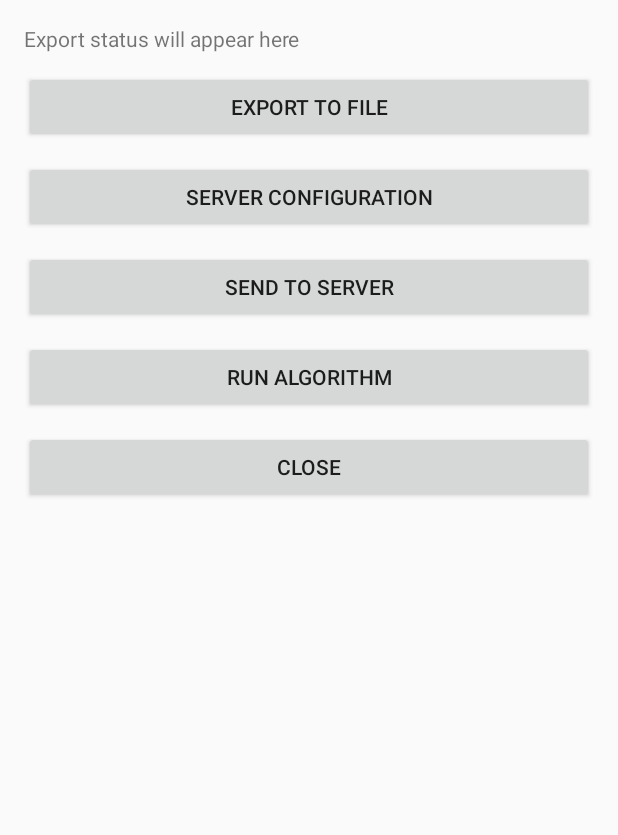
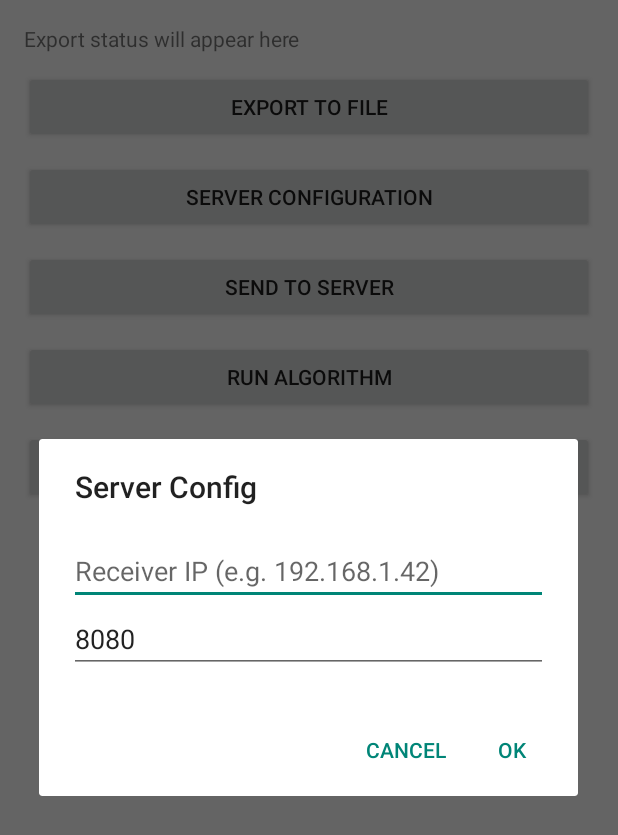
Before and after one commit to efreham1/signal-triangulation, an Android app: the ExportActivity screen opened directly, with no data from a screen before it, after a tap on "SEND TO SERVER", on a phone screen of 412 x 824 dp. Shown: the top 835 px of the screen. Run offline under Robolectric (Android 15) with nearby library versions, the light colour scheme and no system bars; our stand-ins replace Room's generated code; libraries missing offline, so code that uses them is left out: org.osmdroid.config, org.osmdroid.tileprovider, org.osmdroid.util, org.osmdroid.views; pictures from the network do not load.

Commit message:
Persist server and source config in Debug and Export activities
Added SharedPreferences storage for server host/port in ExportActivity and source name in DebugActivity. This ensures user configurations persist across app restarts and improves user experience by prompting for configuration only when necessary.

```diff
--- a/Polaris/app/src/main/java/com/example/polaris/ExportActivity.kt
+++ b/Polaris/app/src/main/java/com/example/polaris/ExportActivity.kt
@@ -84,12 +84,18 @@
     private var lastExportedFile: File? = null
     private val deviceID: String by lazy { android.provider.Settings.Secure.getString(contentResolver, android.provider.Settings.Secure.ANDROID_ID) ?: "unknown" }
 
-    private var serverHost: String = "192.168.1.238"
+    private val prefsName = "export_prefs"
+    private val keyServerHost = "server_host"
+    private val keyServerPort = "server_port"
+
+    private var serverHost: String = ""
     private var serverPort: Int = 8080
 
     override fun onCreate(savedInstanceState: Bundle?) {
         super.onCreate(savedInstanceState)
         setContentView(R.layout.activity_export)
+
+        loadServerConfig()
 
         val app = application as PolarisApp
         signalDao = app.database.signalDao()
@@ -120,6 +126,15 @@
         }
     }
 
+    private fun ensureServerConfigured(): Boolean {
+        if (serverHost.isEmpty() || serverPort !in 1..65535) {
+            showServerConfigDialog()
+            Toast.makeText(this, "Please configure the server first.", Toast.LENGTH_SHORT).show()
+            return false
+        }
+        return true
+    }
+
     private fun showServerConfigDialog() {
         val dialogView = layoutInflater.inflate(R.layout.dialog_server_config, null)
         val hostInput = dialogView.findViewById<EditText>(R.id.dialogHostInput)
@@ -136,12 +151,27 @@
                 if (host.isNotEmpty() && portVal != null && portVal in 1..65535) {
                     serverHost = host
                     serverPort = portVal
+                    saveServerConfig()
                 } else {
                     Toast.makeText(this, "Invalid host or port", Toast.LENGTH_SHORT).show()
                 }
             }
             .setNegativeButton("Cancel", null)
             .show()
+    }
+
+    private fun saveServerConfig() {
+        val prefs = getSharedPreferences(prefsName, MODE_PRIVATE)
+        prefs.edit()
+            .putString(keyServerHost, serverHost)
+            .putInt(keyServerPort, serverPort)
+            .apply()
+    }
+
+    private fun loadServerConfig() {
+        val prefs = getSharedPreferences(prefsName, MODE_PRIVATE)
+        serverHost = prefs.getString(keyServerHost, "") ?: ""
+        serverPort = prefs.getInt(keyServerPort, 8080)
     }
 
     private fun promptFreeTextAndExport() {
@@ -194,18 +224,9 @@
     }
 
     private fun triggerWifiSend() {
+        if (!ensureServerConfigured()) return
         val host = serverHost
         val portVal = serverPort
-        when {
-            host.isEmpty() -> {
-                Toast.makeText(this, getString(R.string.wifi_host_required), Toast.LENGTH_SHORT).show()
-                return
-            }
-            portVal !in 1..65535 -> {
-                Toast.makeText(this, getString(R.string.wifi_port_invalid), Toast.LENGTH_SHORT).show()
-                return
-            }
-        }
         sendLastExportedFile(host, portVal)
     }
 
@@ -247,12 +268,9 @@
     }
 
     private fun showServerFilesDialog() {
+        if (!ensureServerConfigured()) return
         val host = serverHost
         val portVal = serverPort
-        if (host.isEmpty() || portVal !in 1..65535) {
-            Toast.makeText(this, getString(R.string.wifi_host_required), Toast.LENGTH_SHORT).show()
-            return
-        }
 
         lifecycleScope.launch {
             val files = fetchServerFiles(host, portVal)
```
Also changed, not shown: Polaris/app/src/main/java/com/example/polaris/DebugActivity.kt (+15 -0 lines).
